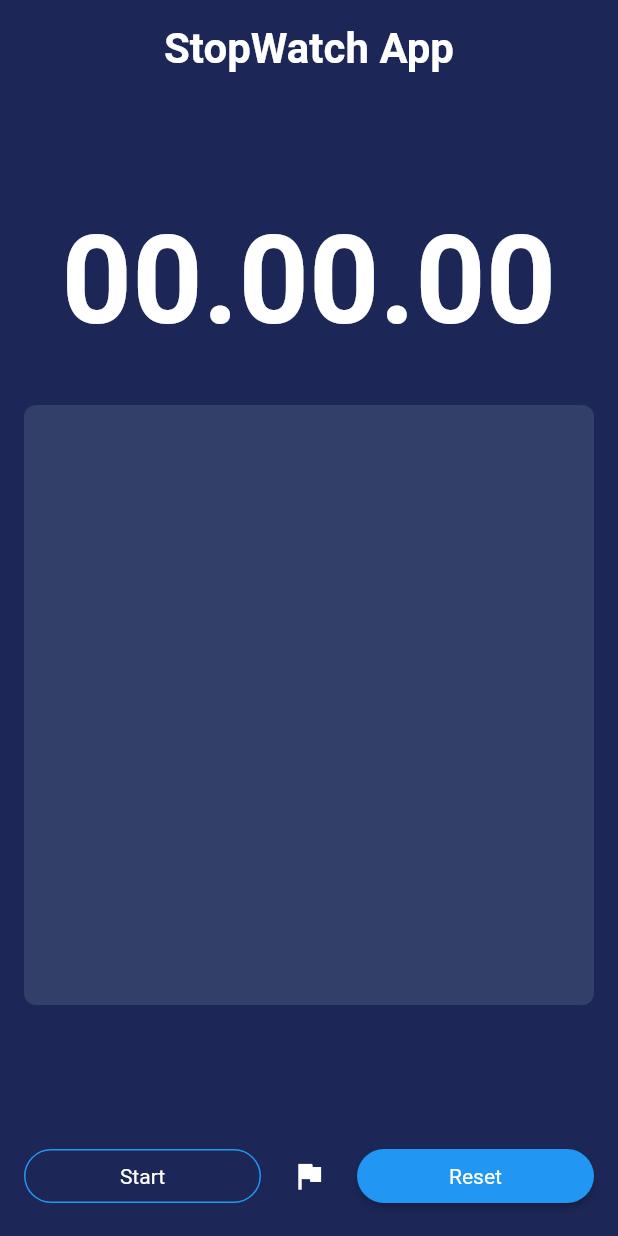
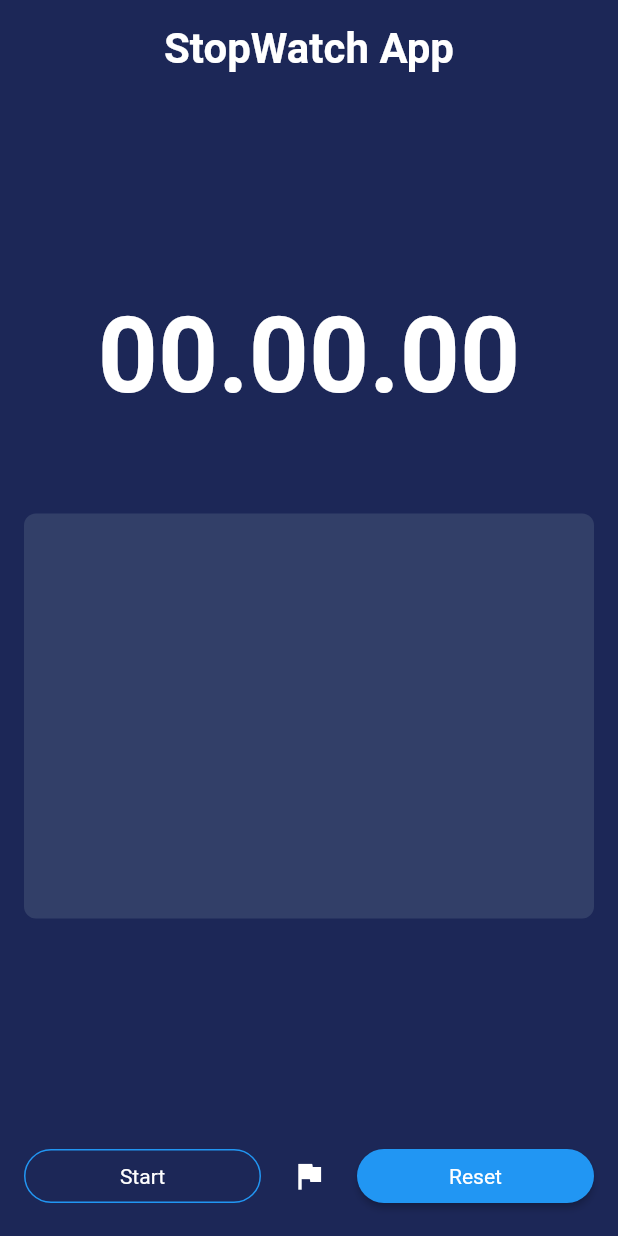
Before and after one commit to luthfiyyahnh/tugas2_kelompok3, a Flutter app: the screen it shows after launch, on a phone screen of 412 x 824 dp. Run offline on Flutter 3.47's test engine with Material 2 defaults, Android fonts, the light colour scheme and no system bars.

Commit message:
update_size

```diff
--- a/lib/main.dart
+++ b/lib/main.dart
@@ -117,12 +117,12 @@
                     "$digitHours.$digitMinutes.$digitSeconds",
                     style: TextStyle(
                         color: Colors.white,
-                        fontSize: 82.0,
+                        fontSize: 70.0,
                         fontWeight: FontWeight.w600),
                   ),
                 ),
                 Container(
-                  height: 400,
+                  height: 270,
                   decoration: BoxDecoration(
                     color: Color(0xFF323F68),
                     borderRadius: BorderRadius.circular(8.0),
```
